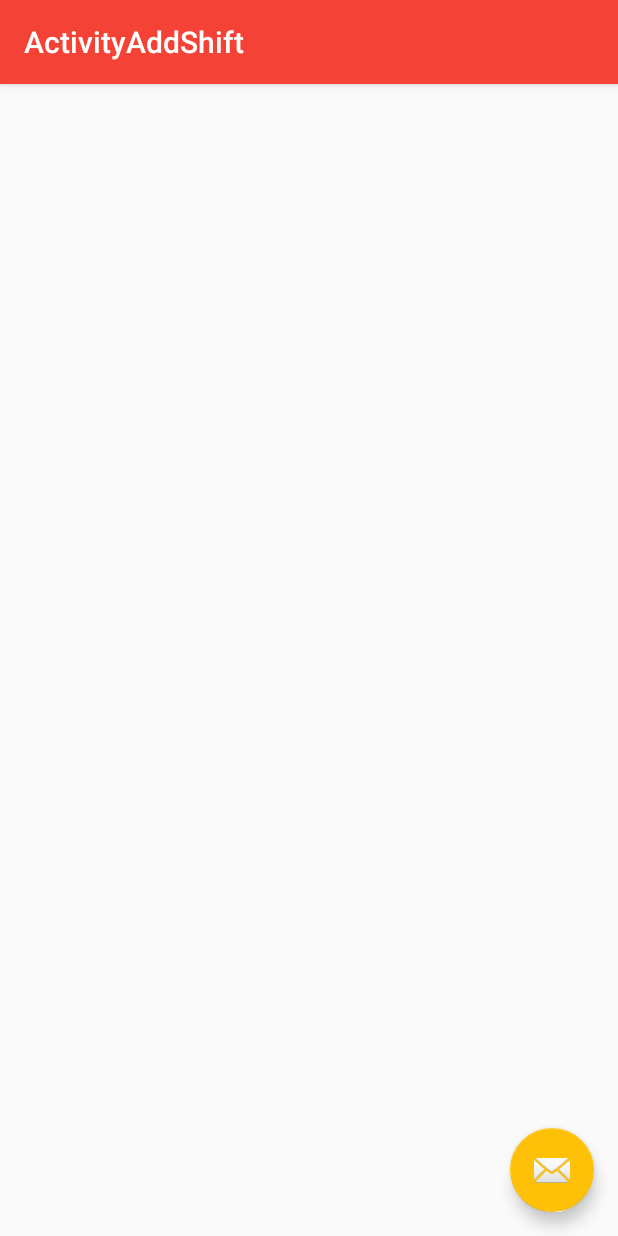
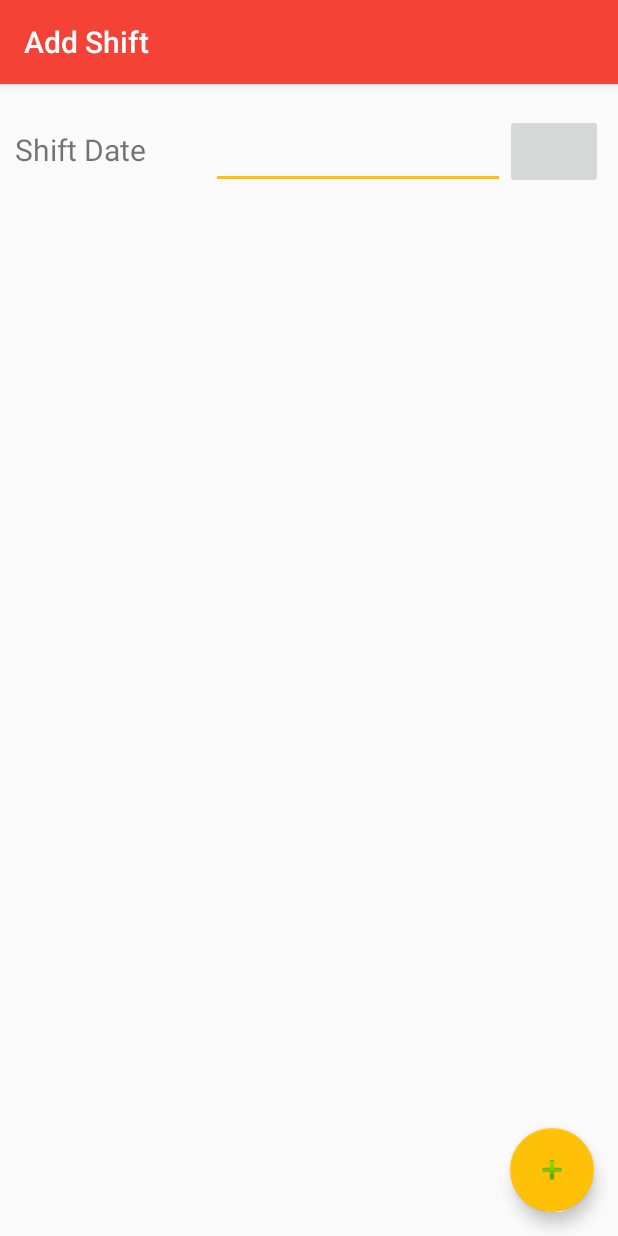
Before and after one commit to VickyPatel/ShiftManager, an Android app: the ActivityAddShift screen opened directly, with no data from a screen before it, on a phone screen of 412 x 824 dp. Run offline under Robolectric (Android 15) with nearby library versions, the phone set to English and light mode, and no system bars.

Commit message:
Shift Date picker added

```diff
--- a/app/src/main/java/vickypatel/ca/shiftmanager/Activities/ActivityAddShift.java
+++ b/app/src/main/java/vickypatel/ca/shiftmanager/Activities/ActivityAddShift.java
@@ -3,29 +3,62 @@ package vickypatel.ca.shiftmanager.Activities;
 import android.os.Bundle;
 import android.support.design.widget.FloatingActionButton;
 import android.support.design.widget.Snackbar;
+import android.support.v4.app.DialogFragment;
 import android.support.v7.app.AppCompatActivity;
 import android.support.v7.widget.Toolbar;
 import android.view.View;
+import android.widget.EditText;
+import android.widget.ImageButton;
+
+import java.text.SimpleDateFormat;
+import java.util.Calendar;
 
 import vickypatel.ca.shiftmanager.R;
+import vickypatel.ca.shiftmanager.fragments.DatePickerFragment;
 
-public class ActivityAddShift extends AppCompatActivity {
+public class ActivityAddShift extends AppCompatActivity implements DatePickerFragment.OnDateSelectedListener {
 
+    public EditText shiftDate;
+    public  ImageButton selectDate;
     @Override
     protected void onCreate(Bundle savedInstanceState) {
         super.onCreate(savedInstanceState);
-        setContentView(R.layout.activity_activity_add_shift);
+        setContentView(R.layout.activity_add_shift);
         Toolbar toolbar = (Toolbar) findViewById(R.id.toolbar);
+        toolbar.setTitle("Add Shift");
         setSupportActionBar(toolbar);
+
+        shiftDate = (EditText) findViewById(R.id.shiftDateEditText);
+        selectDate = (ImageButton) findViewById(R.id.selectDate);
+        shiftDate.setOnClickListener(new View.OnClickListener() {
+            @Override
+            public void onClick(View v) {
+                DialogFragment newFragment = new DatePickerFragment();
+                newFragment.show(getSupportFragmentManager(), "datePicker");
+
+
+            }
+        });
 
         FloatingActionButton fab = (FloatingActionButton) findViewById(R.id.fab);
         fab.setOnClickListener(new View.OnClickListener() {
             @Override
             public void onClick(View view) {
-                Snackbar.make(view, "Replace with your own action", Snackbar.LENGTH_LONG)
-                        .setAction("Action", null).show();
+
             }
         });
     }
 
+
+    @Override
+    public void onDateSelected(int year, int month, int day) {
+        System.out.println(year);
+        Calendar c = Calendar.getInstance();
+        c.set(year, month, day);
+        SimpleDateFormat sdf = new SimpleDateFormat("dd-MM-yyyy");
+        String formattedDate = sdf.format(c.getTime());
+        shiftDate.setText(formattedDate);
+
+
+    }
 }
--- a/app/src/main/java/vickypatel/ca/shiftmanager/Activities/ActivityJobs.java
+++ b/app/src/main/java/vickypatel/ca/shiftmanager/Activities/ActivityJobs.java
@@ -22,8 +22,9 @@ public class ActivityJobs extends AppCompatActivity {
         super.onCreate(savedInstanceState);
         setContentView(R.layout.activity_jobs);
         Toolbar toolbar = (Toolbar) findViewById(R.id.toolbar);
+        toolbar.setTitle("ActivityJobs");
         setSupportActionBar(toolbar);
-        toolbar.setTitle("ActivityJobs");
+
 
         FloatingActionButton fab = (FloatingActionButton) findViewById(R.id.fab);
         fab.setOnClickListener(new View.OnClickListener() {
--- a/app/src/main/res/layout/activity_activity_add_shift.xml
+++ b/app/src/main/res/layout/activity_add_shift.xml
@@ -16,11 +16,11 @@
 
     </android.support.design.widget.AppBarLayout>
 
-    <include layout="@layout/content_activity_add_shift" />
+    <include layout="@layout/content_add_shift" />
 
     <android.support.design.widget.FloatingActionButton android:id="@+id/fab"
         android:layout_width="wrap_content" android:layout_height="wrap_content"
         android:layout_gravity="end|bottom" android:layout_margin="@dimen/fab_margin"
-        android:src="@android:drawable/ic_dialog_email" />
+        android:src="@android:drawable/ic_input_add" />
 
 </android.support.design.widget.CoordinatorLayout>
--- a/app/src/main/res/layout/activity_activity_shifts.xml
+++ b/app/src/main/res/layout/activity_shifts.xml
@@ -22,7 +22,7 @@
 
     </android.support.design.widget.AppBarLayout>
 
-    <include layout="@layout/content_activity_shifts" />
+    <include layout="@layout/content_shifts" />
 
     <android.support.design.widget.FloatingActionButton
         android:id="@+id/fab"
--- a/app/src/main/res/layout/content_activity_add_shift.xml
+++ /dev/null
@@ -1,13 +0,0 @@
-<?xml version="1.0" encoding="utf-8"?>
-<RelativeLayout xmlns:android="http://schemas.android.com/apk/res/android"
-    xmlns:tools="http://schemas.android.com/tools"
-    xmlns:app="http://schemas.android.com/apk/res-auto" android:layout_width="match_parent"
-    android:layout_height="match_parent" android:paddingLeft="@dimen/activity_horizontal_margin"
-    android:paddingRight="@dimen/activity_horizontal_margin"
-    android:paddingTop="@dimen/activity_vertical_margin"
-    android:paddingBottom="@dimen/activity_vertical_margin"
-    app:layout_behavior="@string/appbar_scrolling_view_behavior"
-    tools:showIn="@layout/activity_activity_add_shift"
-    tools:context="vickypatel.ca.shiftmanager.Activities.ActivityAddShift">
-
-</RelativeLayout>
--- a/app/src/main/res/layout/content_add_job.xml
+++ b/app/src/main/res/layout/content_add_job.xml
@@ -20,7 +20,6 @@
             android:id="@+id/input_company_name"
             android:layout_width="match_parent"
             android:layout_height="wrap_content"
-
             android:hint="Company Name" />
     </android.support.design.widget.TextInputLayout>
 
--- /dev/null
+++ b/app/src/main/res/layout/content_add_shift.xml
@@ -0,0 +1,37 @@
+<?xml version="1.0" encoding="utf-8"?>
+<LinearLayout xmlns:android="http://schemas.android.com/apk/res/android"
+    xmlns:app="http://schemas.android.com/apk/res-auto"
+    xmlns:tools="http://schemas.android.com/tools"
+    android:layout_width="match_parent"
+    android:layout_height="match_parent"
+    app:layout_behavior="@string/appbar_scrolling_view_behavior"
+    tools:context="vickypatel.ca.shiftmanager.Activities.ActivityAddShift"
+    tools:showIn="@layout/activity_activity_add_shift">
+
+    <LinearLayout
+        android:layout_width="match_parent"
+        android:layout_height="wrap_content"
+        android:layout_marginTop="10dp"
+        android:padding="10dp">
+        <TextView
+            android:layout_width="0dp"
+            android:layout_weight="4"
+            android:layout_height="wrap_content"
+            android:text="Shift Date"
+            android:textSize="20dp"/>
+
+
+        <EditText
+            android:id="@+id/shiftDateEditText"
+            android:layout_width="0dp"
+            android:layout_height="50dp"
+            android:layout_weight="6"/>
+        <ImageButton
+            android:id="@+id/selectDate"
+            android:layout_width="0dp"
+            android:layout_weight="2"
+            android:layout_height="50dp"
+            />
+    </LinearLayout>
+
+</LinearLayout>
```
Also changed, not shown: app/src/main/java/vickypatel/ca/shiftmanager/Activities/ActivityShifts.java (+6 -4 lines), app/src/main/java/vickypatel/ca/shiftmanager/fragments/DatePickerFragment.java (added, +52 -0 lines), app/src/main/res/layout/content_shifts.xml (renamed from app/src/main/res/layout/content_activity_shifts.xml).
